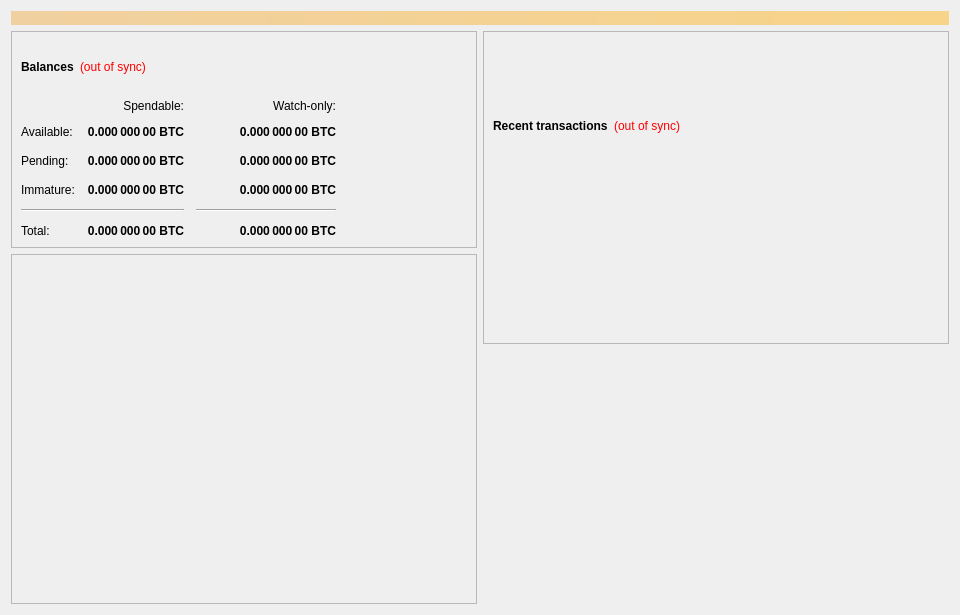
The window that src/qt/forms/overviewpage.ui (advantage-development/v9) describes before a commit, drawn with Qt 5.
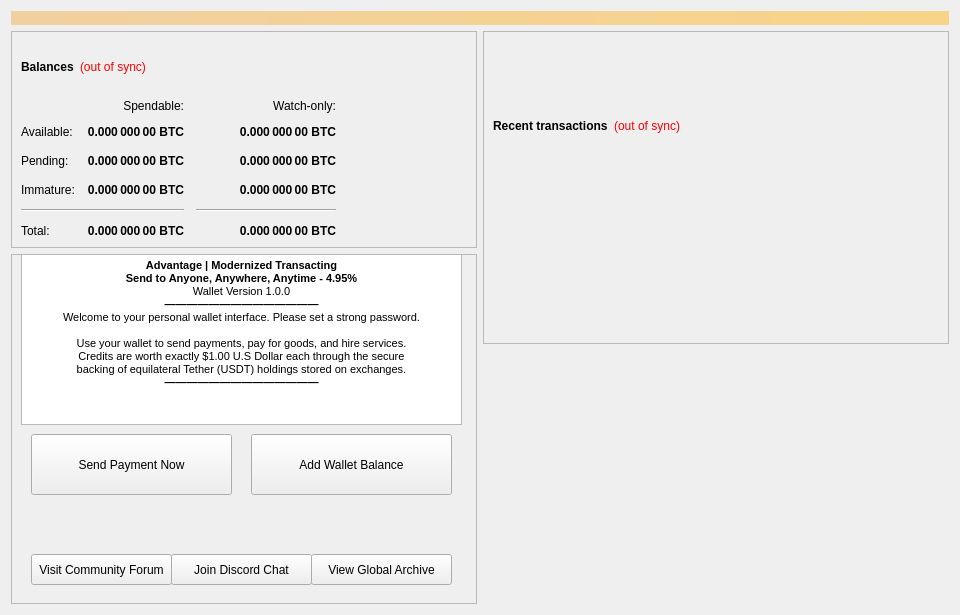
The same window after the commit.

What changed in the file:
```diff
--- a/src/qt/forms/overviewpage.ui
+++ b/src/qt/forms/overviewpage.ui
@@ -849,6 +849,112 @@
            <bool>true</bool>
           </property>
          </widget>
+         <widget class="QTextEdit" name="textEdit">
+          <property name="geometry">
+           <rect>
+            <x>10</x>
+            <y>0</y>
+            <width>441</width>
+            <height>171</height>
+           </rect>
+          </property>
+          <property name="font">
+           <font>
+            <family>Arial</family>
+            <weight>50</weight>
+            <italic>false</italic>
+            <bold>false</bold>
+           </font>
+          </property>
+          <property name="autoFillBackground">
+           <bool>true</bool>
+          </property>
+          <property name="readOnly">
+           <bool>true</bool>
+          </property>
+          <property name="html">
+           <string>&lt;!DOCTYPE HTML PUBLIC &quot;-//W3C//DTD HTML 4.0//EN&quot; &quot;http://www.w3.org/TR/REC-html40/strict.dtd&quot;&gt;
+&lt;html&gt;&lt;head&gt;&lt;meta name=&quot;qrichtext&quot; content=&quot;1&quot; /&gt;&lt;style type=&quot;text/css&quot;&gt;
+p, li { white-space: pre-wrap; }
+&lt;/style&gt;&lt;/head&gt;&lt;body style=&quot; font-family:'Arial'; font-size:8.25pt; font-weight:400; font-style:normal;&quot;&gt;
+&lt;p align=&quot;center&quot; style=&quot; margin-top:0px; margin-bottom:0px; margin-left:0px; margin-right:0px; -qt-block-indent:0; text-indent:0px;&quot;&gt;&lt;span style=&quot; font-weight:600;&quot;&gt;Advantage | Modernized Transacting&lt;/span&gt;&lt;/p&gt;
+&lt;p align=&quot;center&quot; style=&quot; margin-top:0px; margin-bottom:0px; margin-left:0px; margin-right:0px; -qt-block-indent:0; text-indent:0px;&quot;&gt;&lt;span style=&quot; font-weight:600;&quot;&gt;Send to Anyone, Anywhere, Anytime - 4.95%&lt;/span&gt;&lt;/p&gt;
+&lt;p align=&quot;center&quot; style=&quot; margin-top:0px; margin-bottom:0px; margin-left:0px; margin-right:0px; -qt-block-indent:0; text-indent:0px;&quot;&gt;Wallet Version 1.0.0&lt;/p&gt;
+&lt;p align=&quot;center&quot; style=&quot; margin-top:0px; margin-bottom:0px; margin-left:0px; margin-right:0px; -qt-block-indent:0; text-indent:0px;&quot;&gt;&lt;span style=&quot; font-family:'MS Shell Dlg 2'; font-weight:600;&quot;&gt;——————————————&lt;/span&gt;&lt;/p&gt;
+&lt;p align=&quot;center&quot; style=&quot; margin-top:0px; margin-bottom:0px; margin-left:0px; margin-right:0px; -qt-block-indent:0; text-indent:0px;&quot;&gt;Welcome to your personal wallet interface. Please set a strong password.&lt;/p&gt;
+&lt;p align=&quot;center&quot; style=&quot;-qt-paragraph-type:empty; margin-top:0px; margin-bottom:0px; margin-left:0px; margin-right:0px; -qt-block-indent:0; text-indent:0px;&quot;&gt;&lt;br /&gt;&lt;/p&gt;
+&lt;p align=&quot;center&quot; style=&quot; margin-top:0px; margin-bottom:0px; margin-left:0px; margin-right:0px; -qt-block-indent:0; text-indent:0px;&quot;&gt;Use your wallet to send payments, pay for goods, and hire services.&lt;/p&gt;
+&lt;p align=&quot;center&quot; style=&quot; margin-top:0px; margin-bottom:0px; margin-left:0px; margin-right:0px; -qt-block-indent:0; text-indent:0px;&quot;&gt;Credits are worth exactly $1.00 U.S Dollar each through the secure&lt;/p&gt;
+&lt;p align=&quot;center&quot; style=&quot; margin-top:0px; margin-bottom:0px; margin-left:0px; margin-right:0px; -qt-block-indent:0; text-indent:0px;&quot;&gt;backing of equilateral Tether (USDT) holdings stored on exchanges.&lt;/p&gt;
+&lt;p align=&quot;center&quot; style=&quot; margin-top:0px; margin-bottom:0px; margin-left:0px; margin-right:0px; -qt-block-indent:0; text-indent:0px;&quot;&gt;&lt;span style=&quot; font-family:'MS Shell Dlg 2'; font-weight:600;&quot;&gt;——————————————&lt;/span&gt;&lt;/p&gt;
+&lt;p align=&quot;center&quot; style=&quot;-qt-paragraph-type:empty; margin-top:0px; margin-bottom:0px; margin-left:0px; margin-right:0px; -qt-block-indent:0; text-indent:0px; font-weight:600;&quot;&gt;&lt;br /&gt;&lt;/p&gt;&lt;/body&gt;&lt;/html&gt;</string>
+          </property>
+         </widget>
+         <widget class="QPushButton" name="pushButton">
+          <property name="geometry">
+           <rect>
+            <x>20</x>
+            <y>180</y>
+            <width>201</width>
+            <height>61</height>
+           </rect>
+          </property>
+          <property name="text">
+           <string>Send Payment Now</string>
+          </property>
+         </widget>
+         <widget class="QPushButton" name="pushButton_2">
+          <property name="geometry">
+           <rect>
+            <x>240</x>
+            <y>180</y>
+            <width>201</width>
+            <height>61</height>
+           </rect>
+          </property>
+          <property name="text">
+           <string>Add Wallet Balance</string>
+          </property>
+         </widget>
+         <widget class="QPushButton" name="pushButton_3">
+          <property name="geometry">
+           <rect>
+            <x>20</x>
+            <y>300</y>
+            <width>141</width>
+            <height>31</height>
+           </rect>
+          </property>
+          <property name="text">
+           <string>Visit Community Forum</string>
+          </property>
+         </widget>
+         <widget class="QPushButton" name="pushButton_4">
+          <property name="geometry">
+           <rect>
+            <x>160</x>
+            <y>300</y>
+            <width>141</width>
+            <height>31</height>
+           </rect>
+          </property>
+          <property name="text">
+           <string>Join Discord Chat</string>
+          </property>
+         </widget>
+         <widget class="QPushButton" name="pushButton_5">
+          <property name="geometry">
+           <rect>
+            <x>300</x>
+            <y>300</y>
+            <width>141</width>
+            <height>31</height>
+           </rect>
+          </property>
+          <property name="text">
+           <string>View Global Archive</string>
+          </property>
+         </widget>
         </widget>
        </item>
       </layout>
```
